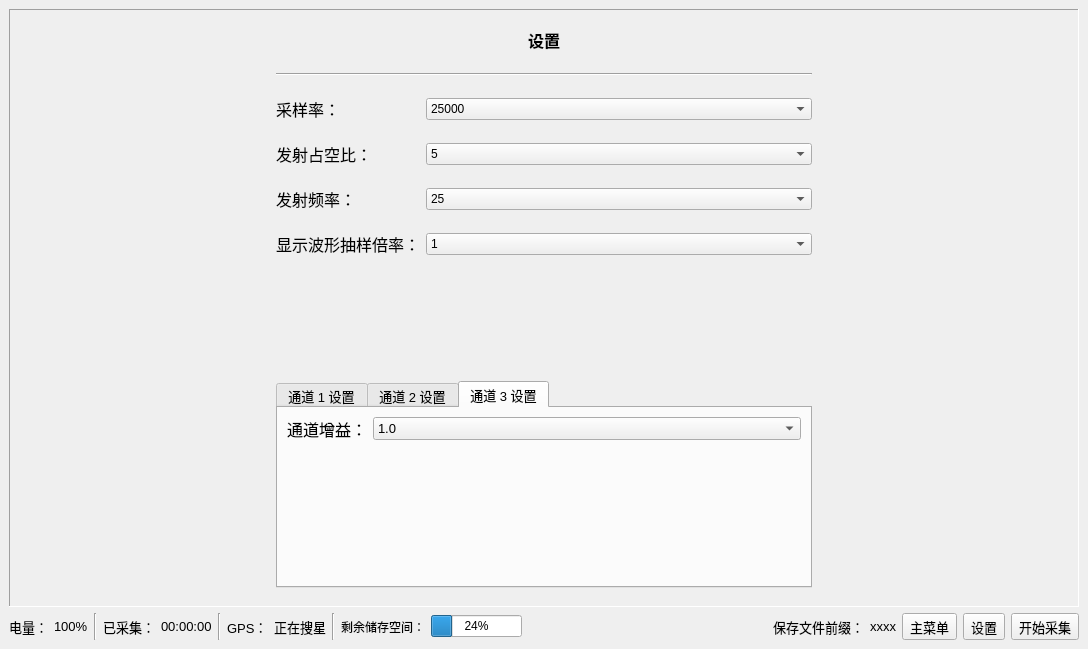
Above: sources/mainWindow.ui from i2cy/GTEM_GUI before the change. Below: the same form after it.
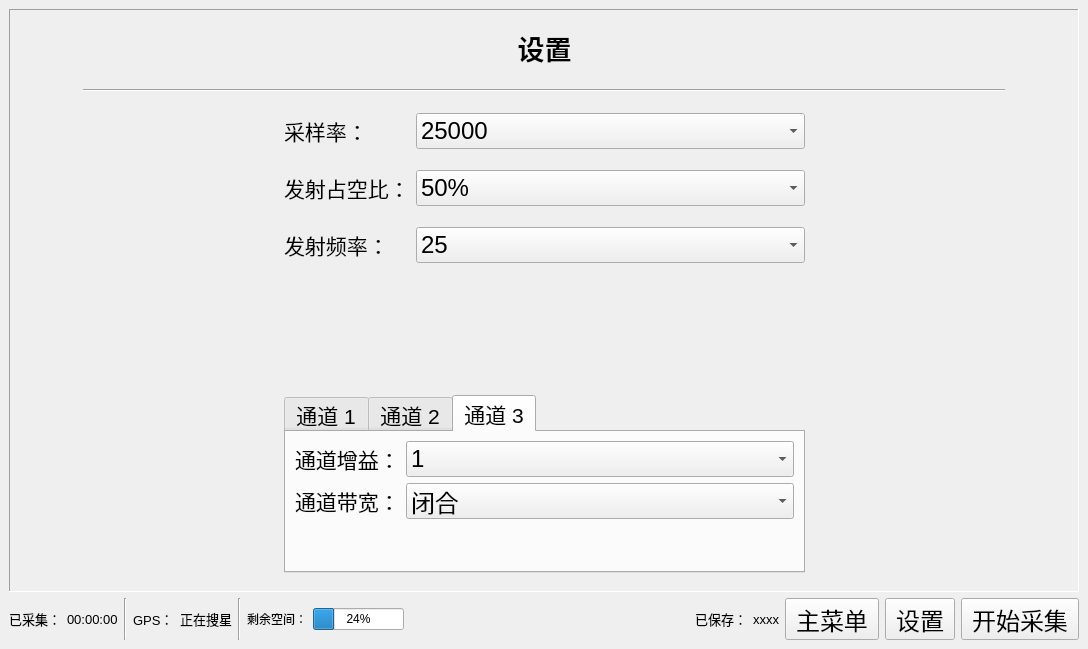
That is the form after the change. The open tabs and pages were chosen to show the change. Icons and pictures are not drawn.

Patch:
```diff
--- a/sources/mainWindow.ui
+++ b/sources/mainWindow.ui
@@ -236,7 +236,10 @@
              <number>0</number>
             </property>
             <widget class="QWidget" name="page_config">
-             <layout class="QGridLayout" name="gridLayout_2">
+             <layout class="QGridLayout" name="gridLayout_2" rowstretch="1">
+              <property name="spacing">
+               <number>7</number>
+              </property>
               <item row="0" column="0">
                <widget class="QScrollArea" name="scrollArea">
                 <property name="autoFillBackground">
@@ -257,7 +260,7 @@
                    <x>0</x>
                    <y>0</y>
                    <width>1040</width>
-                   <height>569</height>
+                   <height>556</height>
                   </rect>
                  </property>
                  <property name="sizePolicy">
@@ -266,7 +269,7 @@
                    <verstretch>0</verstretch>
                   </sizepolicy>
                  </property>
-                 <layout class="QGridLayout" name="gridLayout_5" rowstretch="2,1,1,1,1,1,1,2" columnstretch="1,1,2,1">
+                 <layout class="QGridLayout" name="gridLayout_5" rowstretch="0,0,0,0,0,0,0,0" columnstretch="1,2,2,1">
                   <property name="leftMargin">
                    <number>64</number>
                   </property>
@@ -276,65 +279,6 @@
                   <property name="verticalSpacing">
                    <number>21</number>
                   </property>
-                  <item row="5" column="1">
-                   <widget class="QLabel" name="label_10">
-                    <property name="sizePolicy">
-                     <sizepolicy hsizetype="Preferred" vsizetype="Maximum">
-                      <horstretch>0</horstretch>
-                      <verstretch>0</verstretch>
-                     </sizepolicy>
-                    </property>
-                    <property name="font">
-                     <font>
-                      <pointsize>12</pointsize>
-                     </font>
-                    </property>
-                    <property name="text">
-                     <string>显示波形抽样倍率：</string>
-                    </property>
-                   </widget>
-                  </item>
-                  <item row="0" column="1" colspan="2">
-                   <widget class="QLabel" name="label_14">
-                    <property name="sizePolicy">
-                     <sizepolicy hsizetype="Preferred" vsizetype="Maximum">
-                      <horstretch>0</horstretch>
-                      <verstretch>0</verstretch>
-                     </sizepolicy>
-                    </property>
-                    <property name="font">
-                     <font>
-                      <pointsize>12</pointsize>
-                      <weight>75</weight>
-                      <bold>true</bold>
-                     </font>
-                    </property>
-                    <property name="text">
-                     <string>设置</string>
-                    </property>
-                    <property name="alignment">
-                     <set>Qt::AlignCenter</set>
-                    </property>
-                   </widget>
-                  </item>
-                  <item row="3" column="1">
-                   <widget class="QLabel" name="label_8">
-                    <property name="sizePolicy">
-                     <sizepolicy hsizetype="Preferred" vsizetype="Maximum">
-                      <horstretch>0</horstretch>
-                      <verstretch>0</verstretch>
-                     </sizepolicy>
-                    </property>
-                    <property name="font">
-                     <font>
-                      <pointsize>12</pointsize>
-                     </font>
-                    </property>
-                    <property name="text">
-                     <string>发射占空比：</string>
-                    </property>
-                   </widget>
-                  </item>
                   <item row="2" column="2">
                    <widget class="QComboBox" name="comboBox_sampleRate">
                     <property name="sizePolicy">
@@ -343,6 +287,17 @@
                       <verstretch>0</verstretch>
                      </sizepolicy>
                     </property>
+                    <property name="baseSize">
+                     <size>
+                      <width>0</width>
+                      <height>0</height>
+                     </size>
+                    </property>
+                    <property name="font">
+                     <font>
+                      <pointsize>18</pointsize>
+                     </font>
+                    </property>
                     <property name="currentText">
                      <string>25000</string>
                     </property>
@@ -416,15 +371,6 @@
                     </item>
                    </widget>
                   </item>
-                  <item row="5" column="2">
-                   <widget class="QComboBox" name="comboBox_displaySampleRate">
-                    <item>
-                     <property name="text">
-                      <string>1</string>
-                     </property>
-                    </item>
-                   </widget>
-                  </item>
                   <item row="4" column="1">
                    <widget class="QLabel" name="label_9">
                     <property name="sizePolicy">
@@ -435,7 +381,7 @@
                     </property>
                     <property name="font">
                      <font>
-                      <pointsize>12</pointsize>
+                      <pointsize>16</pointsize>
                      </font>
                     </property>
                     <property name="text">
@@ -443,6 +389,47 @@
                     </property>
                    </widget>
                   </item>
+                  <item row="3" column="1">
+                   <widget class="QLabel" name="label_8">
+                    <property name="sizePolicy">
+                     <sizepolicy hsizetype="Preferred" vsizetype="Maximum">
+                      <horstretch>0</horstretch>
+                      <verstretch>0</verstretch>
+                     </sizepolicy>
+                    </property>
+                    <property name="font">
+                     <font>
+                      <pointsize>16</pointsize>
+                     </font>
+                    </property>
+                    <property name="text">
+                     <string>发射占空比：</string>
+                    </property>
+                   </widget>
+                  </item>
+                  <item row="0" column="1" colspan="2">
+                   <widget class="QLabel" name="label_14">
+                    <property name="sizePolicy">
+                     <sizepolicy hsizetype="Preferred" vsizetype="Maximum">
+                      <horstretch>0</horstretch>
+                      <verstretch>0</verstretch>
+                     </sizepolicy>
+                    </property>
+                    <property name="font">
+                     <font>
+                      <pointsize>20</pointsize>
+                      <weight>75</weight>
+                      <bold>true</bold>
+                     </font>
+                    </property>
+                    <property name="text">
+                     <string>设置</string>
+                    </property>
+                    <property name="alignment">
+                     <set>Qt::AlignCenter</set>
+                    </property>
+                   </widget>
+                  </item>
                   <item row="2" column="1">
                    <widget class="QLabel" name="label_7">
                     <property name="sizePolicy">
@@ -453,7 +440,7 @@
                     </property>
                     <property name="font">
                      <font>
-                      <pointsize>12</pointsize>
+                      <pointsize>16</pointsize>
                      </font>
                     </property>
                     <property name="text">
@@ -461,30 +448,51 @@
                     </property>
                    </widget>
                   </item>
-                  <item row="1" column="1" colspan="2">
-                   <widget class="Line" name="line_3">
+                  <item row="2" column="3">
+                   <spacer name="horizontalSpacer_3">
                     <property name="orientation">
                      <enum>Qt::Horizontal</enum>
                     </property>
+                    <property name="sizeHint" stdset="0">
+                     <size>
+                      <width>40</width>
+                      <height>20</height>
+                     </size>
+                    </property>
+                   </spacer>
+                  </item>
+                  <item row="3" column="2">
+                   <widget class="QComboBox" name="comboBox_radiatePower">
+                    <property name="sizePolicy">
+                     <sizepolicy hsizetype="Minimum" vsizetype="Fixed">
+                      <horstretch>0</horstretch>
+                      <verstretch>0</verstretch>
+                     </sizepolicy>
+                    </property>
+                    <property name="font">
+                     <font>
+                      <pointsize>18</pointsize>
+                     </font>
+                    </property>
+                    <item>
+                     <property name="text">
+                      <string>50%</string>
+                     </property>
+                    </item>
                    </widget>
                   </item>
                   <item row="4" column="2">
                    <widget class="QComboBox" name="comboBox_radiateFreq">
+                    <property name="font">
+                     <font>
+                      <pointsize>18</pointsize>
+                     </font>
+                    </property>
                     <item>
                      <property name="text">
                       <string>25</string>
                      </property>
                     </item>
-                   </widget>
-                  </item>
-                  <item row="3" column="2">
-                   <widget class="QComboBox" name="comboBox_radiatePower">
-                    <property name="sizePolicy">
-                     <sizepolicy hsizetype="Minimum" vsizetype="Fixed">
-                      <horstretch>0</horstretch>
-                      <verstretch>0</verstretch>
-                     </sizepolicy>
-                    </property>
                     <item>
                      <property name="text">
                       <string>5</string>
@@ -492,19 +500,6 @@
                     </item>
                    </widget>
                   </item>
-                  <item row="2" column="3">
-                   <spacer name="horizontalSpacer_3">
-                    <property name="orientation">
-                     <enum>Qt::Horizontal</enum>
-                    </property>
-                    <property name="sizeHint" stdset="0">
-                     <size>
-                      <width>40</width>
-                      <height>20</height>
-                     </size>
-                    </property>
-                   </spacer>
-                  </item>
                   <item row="2" column="0">
                    <spacer name="horizontalSpacer_2">
                     <property name="orientation">
@@ -528,7 +523,7 @@
                     </property>
                     <property name="font">
                      <font>
-                      <pointsize>10</pointsize>
+                      <pointsize>16</pointsize>
                      </font>
                     </property>
                     <property name="autoFillBackground">
@@ -539,7 +534,7 @@
                     </property>
                     <widget class="QWidget" name="tab_3">
                      <attribute name="title">
-                      <string>通道 1 设置</string>
+                      <string>通道 1</string>
                      </attribute>
                      <layout class="QGridLayout" name="gridLayout_6">
                       <item row="0" column="1">
@@ -574,21 +569,15 @@
                         </property>
                        </spacer>
                       </item>
-                      <item row="0" column="0">
-                       <widget class="QLabel" name="label_11">
-                        <property name="sizePolicy">
-                         <sizepolicy hsizetype="Maximum" vsizetype="Preferred">
-                          <horstretch>0</horstretch>
-                          <verstretch>0</verstretch>
-                         </sizepolicy>
-                        </property>
+                      <item row="1" column="0">
+                       <widget class="QLabel" name="label_6">
                         <property name="font">
                          <font>
-                          <pointsize>12</pointsize>
+                          <pointsize>16</pointsize>
                          </font>
                         </property>
                         <property name="text">
-                         <string>通道增益：</string>
+                         <string>通道带宽：</string>
                         </property>
                        </widget>
                       </item>
@@ -596,7 +585,7 @@
                     </widget>
                     <widget class="QWidget" name="tab_5">
                      <attribute name="title">
-                      <string>通道 2 设置</string>
+                      <string>通道 2</string>
                      </attribute>
                      <layout class="QGridLayout" name="gridLayout_7">
                       <item row="0" column="0">
@@ -649,11 +638,47 @@
                         </property>
                        </spacer>
                       </item>
+                      <item row="1" column="0">
+                       <widget class="QLabel" name="label_10">
+                        <property name="font">
+                         <font>
+                          <pointsize>16</pointsize>
+                         </font>
+                        </property>
+                        <property name="text">
+                         <string>通道带宽：</string>
+                        </property>
+                       </widget>
+                      </item>
+                      <item row="1" column="1">
+                       <widget class="QComboBox" name="comboBox_ch2BandWidth">
+                        <property name="font">
+                         <font>
+                          <pointsize>18</pointsize>
+                         </font>
+                        </property>
+                        <item>
+                         <property name="text">
+                          <string>闭合</string>
+                         </property>
+                        </item>
+                        <item>
+                         <property name="text">
+                          <string>10K</string>
+                         </property>
+                        </item>
+                        <item>
+                         <property name="text">
+                          <string>20K</string>
+                         </property>
+                        </item>
+                       </widget>
+                      </item>
                      </layout>
                     </widget>
                     <widget class="QWidget" name="tab_4">
                      <attribute name="title">
-                      <string>通道 3 设置</string>
+                      <string>通道 3</string>
                      </attribute>
                      <layout class="QGridLayout" name="gridLayout_8">
                       <item row="0" column="0">
@@ -666,7 +691,7 @@
                         </property>
                         <property name="font">
                          <font>
-                          <pointsize>12</pointsize>
+                          <pointsize>16</pointsize>
                          </font>
                         </property>
                         <property name="text">
@@ -674,26 +699,7 @@
                         </property>
                        </widget>
                       </item>
-                      <item row="0" column="1">
-                       <widget class="QComboBox" name="comboBox_ch3Amp">
-                        <item>
-                         <property name="text">
-                          <string>1.0</string>
-                         </property>
-                        </item>
-                        <item>
-                         <property name="text">
-                          <string>5.0</string>
-                         </property>
-                        </item>
-                        <item>
-                         <property name="text">
-                          <string>20.0</string>
-                         </property>
-                        </item>
-                       </widget>
-                      </item>
-                      <item row="1" column="0">
+                      <item row="2" column="0">
                        <spacer name="verticalSpacer_3">
                         <property name="orientation">
                          <enum>Qt::Vertical</enum>
@@ -706,10 +712,105 @@
                         </property>
                        </spacer>
                       </item>
+                      <item row="0" column="1">
+                       <widget class="QComboBox" name="comboBox_ch3Amp">
+                        <property name="font">
+                         <font>
+                          <pointsize>18</pointsize>
+                         </font>
+                        </property>
+                        <item>
+                         <property name="text">
+                          <string>1</string>
+                         </property>
+                        </item>
+                        <item>
+                         <property name="text">
+                          <string>2</string>
+                         </property>
+                        </item>
+                        <item>
+                         <property name="text">
+                          <string>4</string>
+                         </property>
+                        </item>
+                        <item>
+                         <property name="text">
+                          <string>16</string>
+                         </property>
+                        </item>
+                        <item>
+                         <property name="text">
+                          <string>32</string>
+                         </property>
+                        </item>
+                        <item>
+                         <property name="text">
+                          <string>64</string>
+                         </property>
+                        </item>
+                        <item>
+                         <property name="text">
+                          <string>128</string>
+                         </property>
+                        </item>
+                       </widget>
+                      </item>
+                      <item row="1" column="0">
+                       <widget class="QLabel" name="label_27">
+                        <property name="text">
+                         <string>通道带宽：</string>
+                        </property>
+                       </widget>
+                      </item>
+                      <item row="1" column="1">
+                       <widget class="QComboBox" name="comboBox_ch3BandWidth">
+                        <property name="font">
+                         <font>
+                          <pointsize>18</pointsize>
+                         </font>
+                        </property>
+                        <item>
+                         <property name="text">
+                          <string>闭合</string>
+                         </property>
+                        </item>
+                        <item>
+                         <property name="text">
+                          <string>10K</string>
+                         </property>
+                        </item>
+                        <item>
+                         <property name="text">
+                          <string>20K</string>
+                         </property>
+                        </item>
+                       </widget>
+                      </item>
                      </layout>
                     </widget>
                    </widget>
                   </item>
+                  <item row="5" column="1" colspan="2">
+                   <spacer name="verticalSpacer_6">
+                    <property name="orientation">
+                     <enum>Qt::Vertical</enum>
+                    </property>
+                    <property name="sizeHint" stdset="0">
+                     <size>
+                      <width>20</width>
+                      <height>40</height>
+                     </size>
+                    </property>
+                   </spacer>
+                  </item>
+                  <item row="1" column="0" colspan="4">
+                   <widget class="Line" name="line_3">
+                    <property name="orientation">
+                     <enum>Qt::Horizontal</enum>
+                    </property>
+                   </widget>
+                  </item>
                  </layout>
                 </widget>
                </widget>
@@ -1209,49 +1310,6 @@
         </item>
         <item>
          <layout class="QHBoxLayout" name="horizontalLayout_4">
-          <item>
-           <widget class="QLabel" name="label_6">
-            <property name="sizePolicy">
-             <sizepolicy hsizetype="Maximum" vsizetype="Preferred">
-              <horstretch>0</horstretch>
-              <verstretch>0</verstretch>
-             </sizepolicy>
-            </property>
-            <property name="font">
-             <font>
-              <pointsize>10</pointsize>
-             </font>
-            </property>
-            <property name="text">
-             <string>电量：</string>
-            </property>
-           </widget>
-          </item>
-          <item>
-           <widget class="QLabel" name="label_batteryRemains_2">
-            <property name="sizePolicy">
-             <sizepolicy hsizetype="Maximum" vsizetype="Preferred">
-              <horstretch>0</horstretch>
-              <verstretch>0</verstretch>
-             </sizepolicy>
-            </property>
-            <property name="font">
-             <font>
-              <pointsize>10</pointsize>
-             </font>
-            </property>
-            <property name="text">
-             <string>100%</string>
-            </property>
-           </widget>
-          </item>
-          <item>
-           <widget class="Line" name="line_4">
-            <property name="orientation">
-             <enum>Qt::Vertical</enum>
-            </property>
-           </widget>
-          </item>
           <item>
            <widget class="QLabel" name="label_19">
             <property name="font">
@@ -1317,7 +1375,7 @@
           <item>
            <widget class="QLabel" name="label">
             <property name="text">
-             <string>剩余储存空间：</string>
+             <string>剩余空间：</string>
             </property>
            </widget>
           </item>
@@ -1355,7 +1413,7 @@
              </font>
             </property>
             <property name="text">
-             <string>保存文件前缀：</string>
+             <string>已保存：</string>
             </property>
            </widget>
           </item>
@@ -1375,7 +1433,7 @@
            <widget class="QToolButton" name="toolButton_mainMenu">
             <property name="font">
              <font>
-              <pointsize>10</pointsize>
+              <pointsize>18</pointsize>
              </font>
             </property>
             <property name="text">
@@ -1387,7 +1445,7 @@
            <widget class="QToolButton" name="toolButton_settings">
             <property name="font">
              <font>
-              <pointsize>10</pointsize>
+              <pointsize>18</pointsize>
              </font>
             </property>
             <property name="text">
@@ -1405,7 +1463,7 @@
             </property>
             <property name="font">
              <font>
-              <pointsize>10</pointsize>
+              <pointsize>18</pointsize>
              </font>
             </property>
             <property name="text">
```
Left out of the diff: 310 changed lines with no effect on the pictures.
